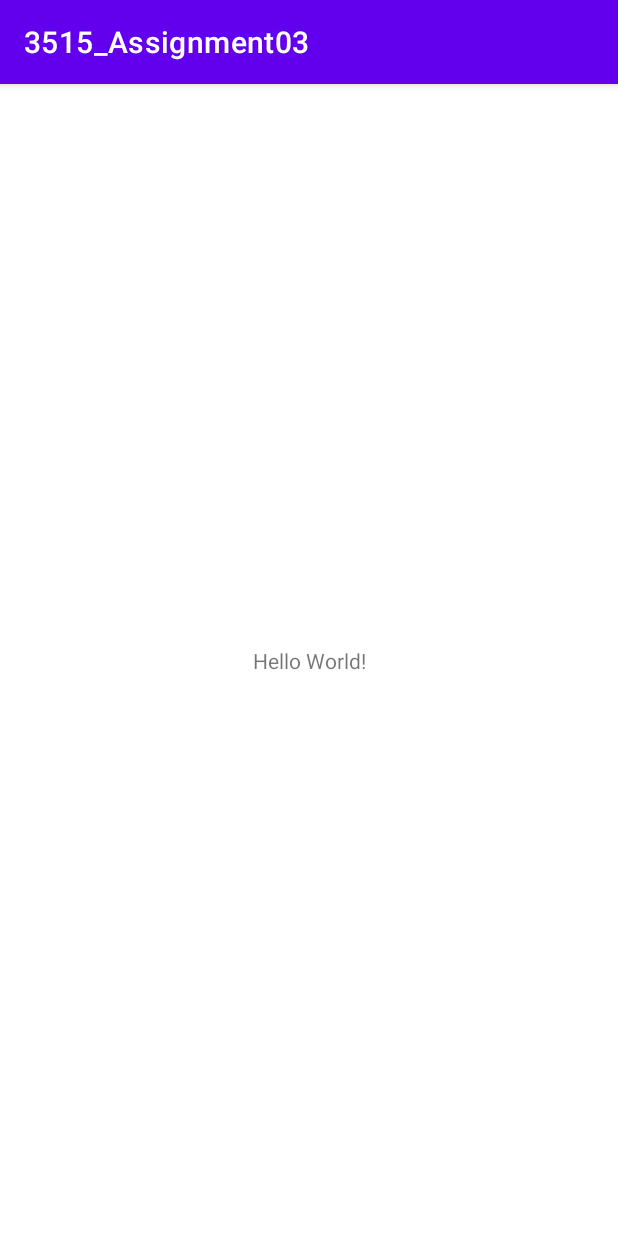
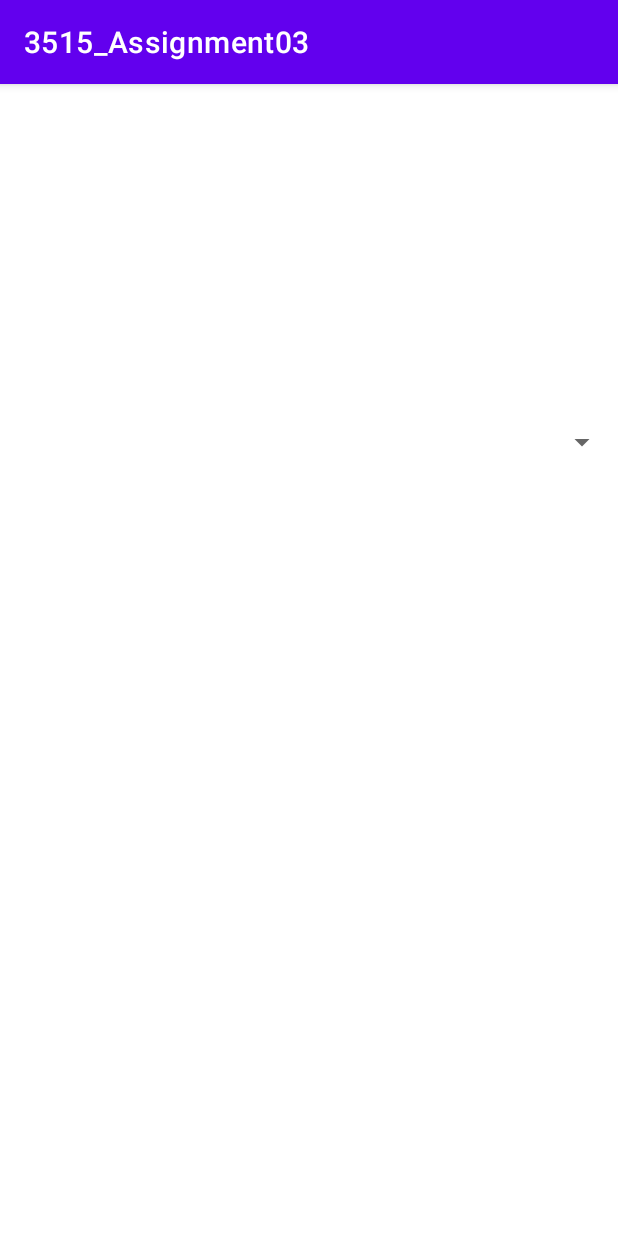
Before and after one commit to XufengRen/3515_Assignment03, an Android app: the screen it shows after launch (ImageActivity), on a phone screen of 412 x 824 dp. Run offline under Robolectric (Android 15) with nearby library versions, the phone set to English and light mode, and no system bars.

Commit message:
add images

```diff
--- a/app/src/main/res/layout/activity_main.xml
+++ b/app/src/main/res/layout/activity_main.xml
@@ -6,13 +6,15 @@
     android:layout_height="match_parent"
     tools:context=".ImageActivity">
 
-    <TextView
-        android:layout_width="wrap_content"
+    <Spinner
+        android:id="@+id/spinner"
+        android:layout_width="match_parent"
         android:layout_height="wrap_content"
-        android:text="Hello World!"
         app:layout_constraintBottom_toBottomOf="parent"
-        app:layout_constraintLeft_toLeftOf="parent"
-        app:layout_constraintRight_toRightOf="parent"
-        app:layout_constraintTop_toTopOf="parent" />
+        app:layout_constraintEnd_toEndOf="parent"
+        app:layout_constraintHorizontal_bias="0.5"
+        app:layout_constraintStart_toStartOf="parent"
+        app:layout_constraintTop_toTopOf="parent"
+        app:layout_constraintVertical_bias="0.305" />
 
 </androidx.constraintlayout.widget.ConstraintLayout>
```
Also changed, not shown: app/src/main/res/drawable/dog1.jpg (added), app/src/main/res/drawable/dog2.jpg (added), app/src/main/res/drawable/dog3.jpg (added), app/src/main/res/drawable/dog4.jpg (added), app/src/main/res/drawable/dog5.jpg (added), app/src/main/res/layout/dog1.jpg (added), app/src/main/res/layout/dog2.jpg (added), app/src/main/res/layout/dog3.jpg (added), app/src/main/res/layout/dog4.jpg (added), app/src/main/res/layout/dog5.jpg (added).
